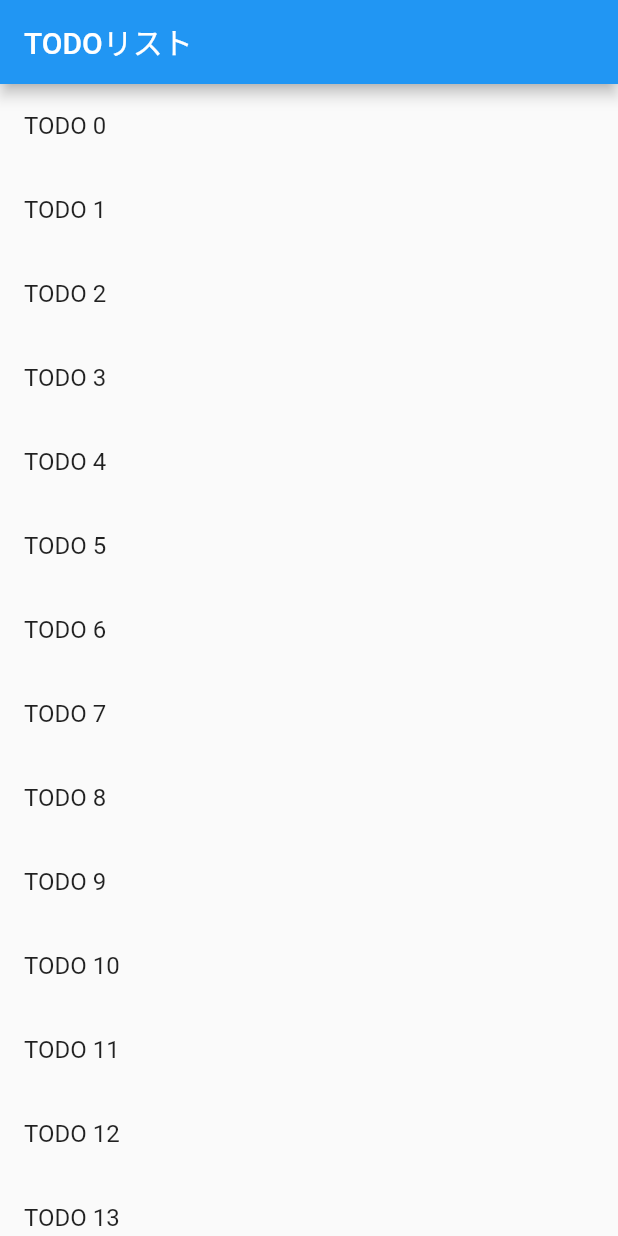
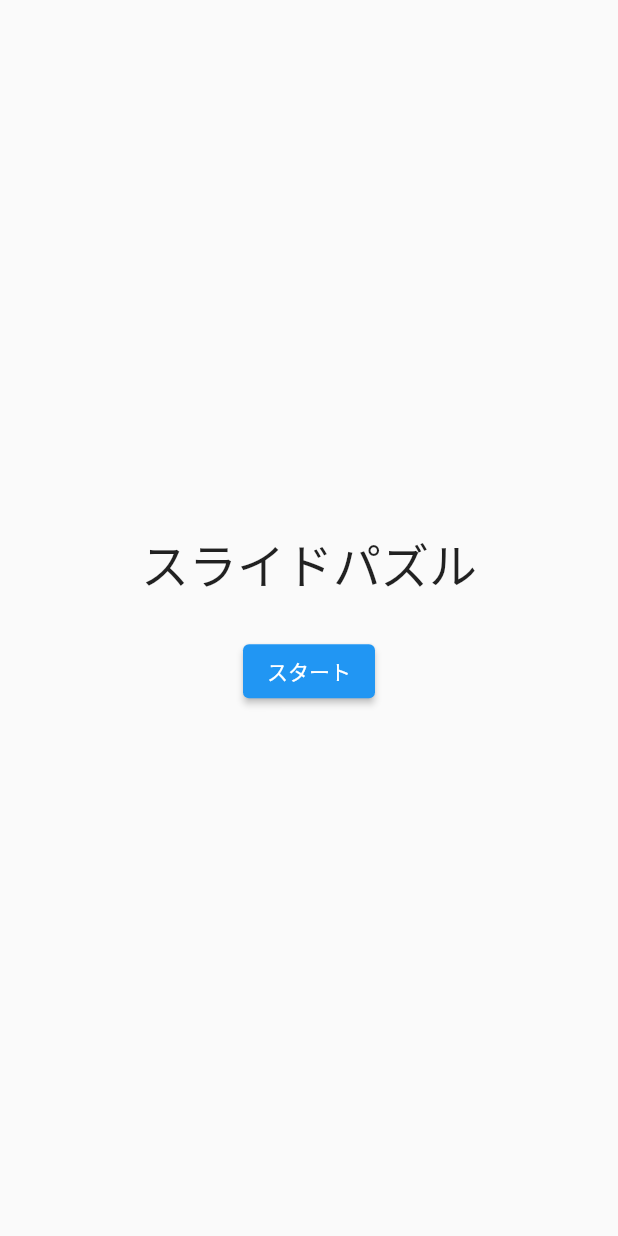
Before and after one commit to yudedako/flutter_note, a Flutter app: the screen it shows after launch, on a phone screen of 412 x 824 dp. Run offline on Flutter 3.47's test engine with Material 2 defaults, Android fonts, the phone set to English and light mode, and no system bars.

Commit message:
数値のタイルを配置

```diff
--- a/lib/main.dart
+++ b/lib/main.dart
@@ -1,71 +1,159 @@
 import 'package:flutter/material.dart';
 
-class Todo {
-  final String title;
-  final String description;
-
-  Todo({required this.title, required this.description})
-      : assert(title != null),
-        assert(description != null);
+void main() {
+  runApp(const MyFirstApp());
 }
 
-void main() => runApp(MaterialApp(
-      title: 'Navigation',
-      home: TodoScreen(
-        todos: List<Todo>.generate(
-            20,
-            (i) => Todo(
-                  title: 'TODO $i',
-                  description: 'TODO $i の詳細',
-                )),
-      ),
-    ));
-
-class TodoScreen extends StatelessWidget {
-  final List<Todo> _todos;
-
-  TodoScreen({Key? key, required List<Todo> todos})
-      : assert(todos != null),
-        this._todos = todos,
-        super(key: key);
+class MyFirstApp extends StatelessWidget {
+  const MyFirstApp({Key? key}) : super(key: key);
 
   @override
-  Widget build(BuildContext context) => Scaffold(
-        appBar: AppBar(
-          title: Text('TODOリスト'),
+  Widget build(BuildContext context) {
+    return MaterialApp(
+      title: 'My First App',
+      theme: ThemeData(
+        primarySwatch: Colors.blue,
       ),
-        body: ListView.builder(
-          itemCount: _todos.length,
-          itemBuilder: (context, index) => ListTile(
-              title: Text(_todos[index].title),
-              onTap: () {
-                Navigator.push(
-                  context,
-                  MaterialPageRoute(
-                    builder: (context) => DetailScreen(todo: _todos[index]),
+      // スタート画面を表示
+      home: const StartPage(),
+    );
+  }
+}
+
+class StartPage extends StatelessWidget {
+  const StartPage({Key? key}) : super(key: key);
+
+  @override
+  Widget build(BuildContext context) {
+    return Scaffold(
+      body: Center(
+        child: Column(
+          mainAxisAlignment: MainAxisAlignment.center,
+          children: [
+            const Text(
+              'スライドパズル',
+              style: TextStyle(fontSize: 32),
             ),
-                );
-              }),
+            // 横方向に余白を作る
+            const SizedBox(height: 24),
+            ElevatedButton(
+              // スタートボタン
+              onPressed: () => showPuzzlePage(context),
+              child: const Text('スタート'),
+            ),
+          ],
+        ),
       ),
     );
   }
 
-class DetailScreen extends StatelessWidget {
-  final Todo _todo;
+  void showPuzzlePage(BuildContext context) {
+    // パズル画面へと繊維
+    Navigator.push(
+      context,
+      MaterialPageRoute(builder: (context) => const PuzzlePage()),
+    );
+  }
+}
 
-  DetailScreen({Key? key, required Todo todo})
-      : assert(todo != null),
-        this._todo = todo,
-        super(key: key);
+class PuzzlePage extends StatefulWidget {
+  const PuzzlePage({Key? key}) : super(key: key);
 
   @override
-  Widget build(BuildContext context) => Scaffold(
-        appBar: AppBar(
-          title: Text(_todo.title),
+  _PuzzlePageState createState() => _PuzzlePageState();
+}
+
+class _PuzzlePageState extends State<PuzzlePage> {
+  @override
+  Widget build(BuildContext context) {
+    return Scaffold(
+      appBar: AppBar(title: const Text('スライドパズル'), actions: [
+        // 保存したタイルの状態を読み込むボタン
+        IconButton(
+          onPressed: () => {},
+          icon: const Icon(Icons.play_arrow),
         ),
+        // 現在のタイル状態を保存するボタン
+        IconButton(
+          onPressed: () => {},
+          icon: const Icon(Icons.save),
+        ),
+      ]),
       body: Padding(
-          padding: EdgeInsets.all(16.0),
-          child: Text(_todo.description),
+        padding: const EdgeInsets.all(24.0),
+        child: Column(
+          children: [
+            Expanded(
+              child: Center(
+                // タイル一覧
+                child: TilesView(),
+              ),
+            ),
+            SizedBox(
+              width: double.infinity,
+              // シャッフルボタン
+              child: ElevatedButton.icon(
+                onPressed: () => {},
+                icon: const Icon(Icons.shuffle),
+                label: const Text('シャッフル'),
+              ),
+            ),
+          ],
+        ),
       ),
     );
   }
+}
+
+class TilesView extends StatelessWidget {
+  const TilesView({Key? key}) : super(key: key);
+
+  @override
+  Widget build(BuildContext context) {
+    // グリッド状にWidgetを並べる
+    return GridView.count(
+      shrinkWrap: true,
+      crossAxisCount: 3,
+      crossAxisSpacing: 24,
+      padding: const EdgeInsets.symmetric(vertical: 24),
+      children: [
+        TileView(number: 1, color: Colors.blue, onPressed: () => {}),
+        TileView(number: 2, color: Colors.blue, onPressed: () => {}),
+        TileView(number: 3, color: Colors.blue, onPressed: () => {}),
+        TileView(number: 4, color: Colors.blue, onPressed: () => {}),
+        TileView(number: 5, color: Colors.blue, onPressed: () => {}),
+        TileView(number: 6, color: Colors.blue, onPressed: () => {}),
+        TileView(number: 7, color: Colors.blue, onPressed: () => {}),
+        TileView(number: 8, color: Colors.blue, onPressed: () => {}),
+        Container(),
+      ],
+    );
+  }
+}
+
+class TileView extends StatelessWidget {
+  final int number;
+  final Color color;
+  final void Function() onPressed;
+
+  const TileView({
+    Key? key,
+    required this.number,
+    required this.color,
+    required this.onPressed,
+  }) : super(key: key);
+
+  @override
+  Widget build(BuildContext context) {
+    return ElevatedButton(
+      onPressed: onPressed,
+      style: ElevatedButton.styleFrom(
+        primary: color,
+        textStyle: const TextStyle(fontSize: 32),
+      ),
+      child: Center(
+        child: Text(number.toString()),
+      ),
+    );
+  }
+}
```
Also changed, not shown: pubspec.lock, 1 other file. Lines whose indentation alone changed are shown as unchanged.
